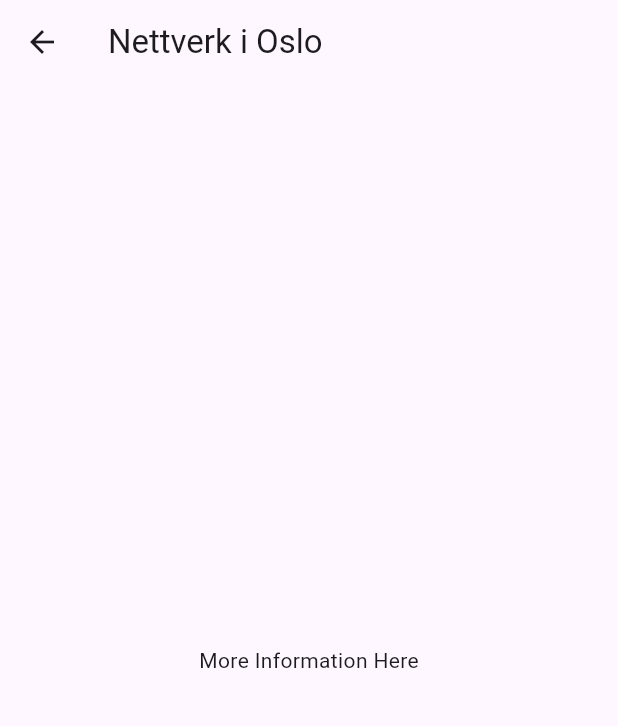
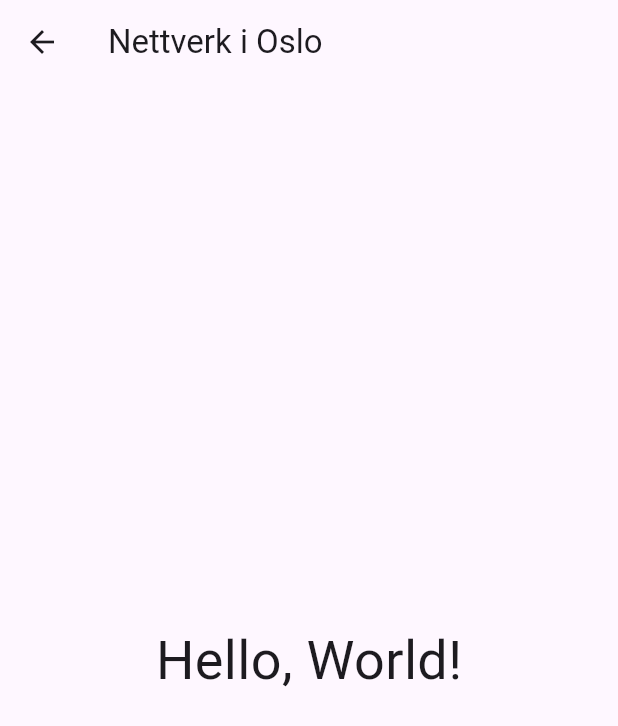
Before and after one commit to VadimCpp/nettverk, a Flutter app: the screen it shows after launch, after a tap on "Nettverk i Oslo", on a phone screen of 412 x 824 dp. Shown: the top 726 px of the screen. Run offline on Flutter 3.47's test engine with Material 3 defaults, Android fonts, the phone set to English and light mode, and no system bars; generated files the repository leaves out were written again.

Commit message:
Edu: update font and text

```diff
--- a/lib/src/sample_feature/sample_item_details_view.dart
+++ b/lib/src/sample_feature/sample_item_details_view.dart
@@ -15,7 +15,9 @@ class SampleItemDetailsView extends StatelessWidget {
         title: Text(title),
       ),
       body: const Center(
-        child: Text('More Information Here'),
+        child: Text('Hello, World!',
+          style: TextStyle(fontSize: 36),
+        ),
       ),
     );
   }
```
